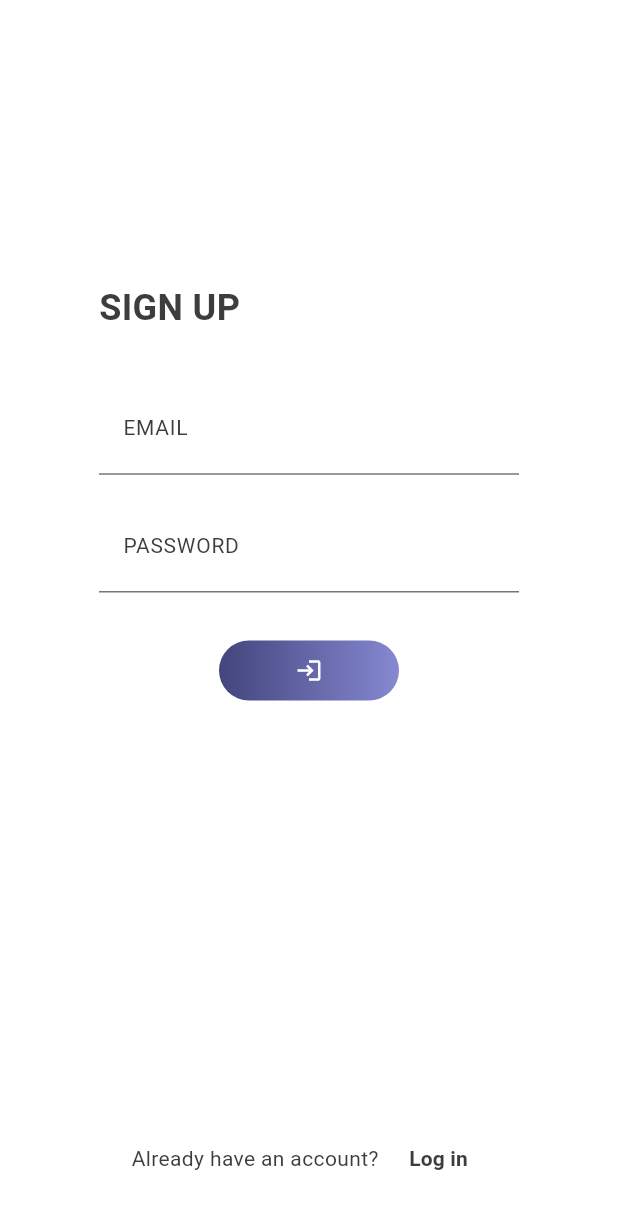
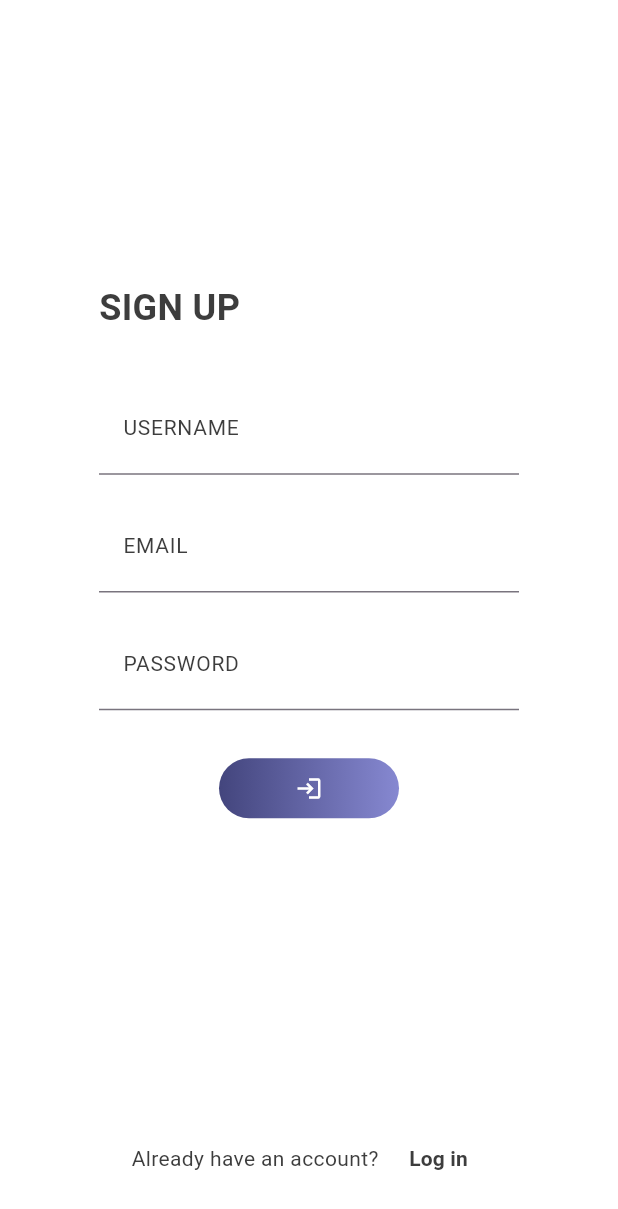
Before and after one commit to ashtonjamesd/enchilada-racing, a Flutter app: the SignUp screen opened directly, on a phone screen of 412 x 824 dp. Shown: the top 1209 px of the screen. Run offline on Flutter 3.47's test engine with Material 3 defaults, Android fonts, the phone set to English and light mode, and no system bars; our stand-ins replace cloud_firestore, firebase_auth, firebase_core, flutter_spinkit, google_fonts; accounts and stored records are empty.

Commit message:
added basic ui, set up data from database: user, level, etc

```diff
--- a/quant/lib/models/user.dart
+++ b/quant/lib/models/user.dart
@@ -1,13 +1,17 @@
+import 'package:firebase_auth/firebase_auth.dart';
+
 class QuantUser{
 
   final String userId;
-  //final String userName;
-  //final String email; might not need this but try anyway
+  final String username;
+  final String title;
 
   final int level;
   final int experiencePoints;
 
   final int questionsAnswered;
 
-  QuantUser({required this.questionsAnswered, required this.level, required this.experiencePoints, required this.userId});
+  QuantUser({required this.username, required this.questionsAnswered, required this.title, required this.level, required this.experiencePoints, required this.userId});
+
+  void createQuantUser(User? user) {}
 }
--- a/quant/lib/services/auth.dart
+++ b/quant/lib/services/auth.dart
@@ -6,15 +6,17 @@ class AuthService{
 
   final FirebaseAuth auth = FirebaseAuth.instance;
 
-  QuantUser? createQuantUser(User? user) => user != null ? QuantUser(
+  QuantUser? createQuantUser(User? user, String username) => user != null ? QuantUser(
                                                             userId: user.uid,
+                                                            username: username,
+                                                            title: "Apprentice",
                                                             level: 1,
                                                             experiencePoints: 0,
                                                             questionsAnswered: 0) : null;
 
   bool checkIfUserIsLoggedIn() => auth.currentUser != null ? true : false; // not being used
 
-  String? returnCurrentUser() => auth.currentUser?.uid;
+  User? returnCurrentUser() => auth.currentUser;
 
   Future? quantSignOutCurrentUser() async
   {
@@ -29,15 +31,15 @@ class AuthService{
     }
   }
 
-  Future quantSignUpWithEmailAndPassword(String email, String password) async
+  Future quantSignUpWithEmailAndPassword(String email, String password, String username) async
   {
     try
     {
       UserCredential result = await auth.createUserWithEmailAndPassword(email: email, password: password);
       User? firebaseUser = result.user;
 
-      await DatabaseService(uid: firebaseUser!.uid).updateUserData(firebaseUser.uid, 1, 0, 0);
-      return createQuantUser(firebaseUser);
+      await DatabaseService().updateUserData(firebaseUser!.uid, username, 1, 0, 0, "apprentice");
+      return createQuantUser(firebaseUser, username);
     }
     catch (exception)
     {
@@ -60,5 +62,6 @@ class AuthService{
     }
   }
 
-  Stream<QuantUser?> get user => auth.authStateChanges().map(createQuantUser);
+  // Stream<QuantUser?> get user =>
+  //     auth.authStateChanges().map(createQuantUser);
 }
--- a/quant/lib/views/sign_up.dart
+++ b/quant/lib/views/sign_up.dart
@@ -17,6 +17,7 @@ class _SignUpState extends State<SignUp> {
   final _formKey = GlobalKey<FormState>();
   bool loading = false;
 
+  String username = "";
   String email = "";
   String password = "";
   String errorMessage = "";
@@ -52,6 +53,26 @@ class _SignUpState extends State<SignUp> {
                   key: _formKey,
                   child: Column(
                     children: [
+                    Padding(
+                        padding: const EdgeInsets.only(bottom: 16),
+                        child: TextFormField(
+                          validator: (text) => text!.length < 3 ? 'Username must be 3 characters or more' : null,
+                          onChanged: (text) {
+                            setState(() {
+                              username = text;
+                            });
+                          },
+                          cursorColor: Colors.grey,
+                          decoration: const InputDecoration(
+                            labelText: "USERNAME",
+                            labelStyle: TextStyle(
+                              color: textColour,
+                              fontSize: 14,
+                            ),
+                            contentPadding: EdgeInsets.symmetric(vertical: 12, horizontal: 16),
+                          ),
+                        ),
+                      ),
                       Padding(
                         padding: const EdgeInsets.only(bottom: 16),
                         child: TextFormField(
@@ -113,7 +134,7 @@ class _SignUpState extends State<SignUp> {
                           if (_formKey.currentState!.validate())
                           {
                             setState(() => loading = true);
-                            dynamic result = await auth.quantSignUpWithEmailAndPassword(email, password);
+                            dynamic result = await auth.quantSignUpWithEmailAndPassword(email, password, username);
 
                             if (result == null)
                             {
@@ -127,6 +148,7 @@ class _SignUpState extends State<SignUp> {
                               setState(() {
                                 errorMessage = "";
                                 loading = false;
+                                Navigator.pushReplacement(context, MaterialPageRoute(builder: (context) => const SignIn()));
                               });
                             }
                           }
--- a/quant/pubspec.yaml
+++ b/quant/pubspec.yaml
@@ -11,6 +11,7 @@ dependencies:
   firebase_core: ^2.24.2
   flutter_spinkit: ^5.2.0
   cloud_firestore: ^4.13.6
+  google_fonts: ^6.1.0
 
   flutter:
     sdk: flutter
```
Also changed, not shown: quant/lib/globals.dart (+11 -0 lines), quant/lib/main.dart (+3 -8 lines), quant/lib/services/database.dart (+42 -7 lines), quant/lib/views/arithmetic.dart (added, +10 -0 lines), quant/lib/views/home.dart (+14 -3 lines), quant/lib/views/profile.dart (added, +123 -0 lines), quant/lib/views/sign_in.dart (+2 -5 lines), quant/lib/widgets/home/logout_button.dart (renamed from quant/lib/widgets/logout_button.dart, +4 -3 lines), quant/lib/widgets/home/play_container.dart (added, +41 -0 lines), quant/lib/widgets/home/profile_button.dart (added, +24 -0 lines), quant/pubspec.lock.
